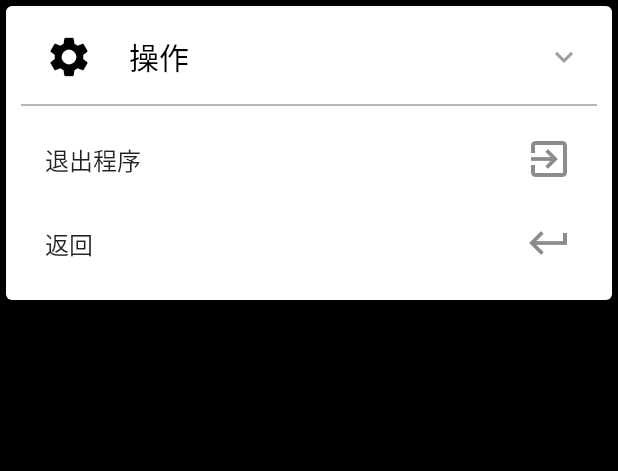
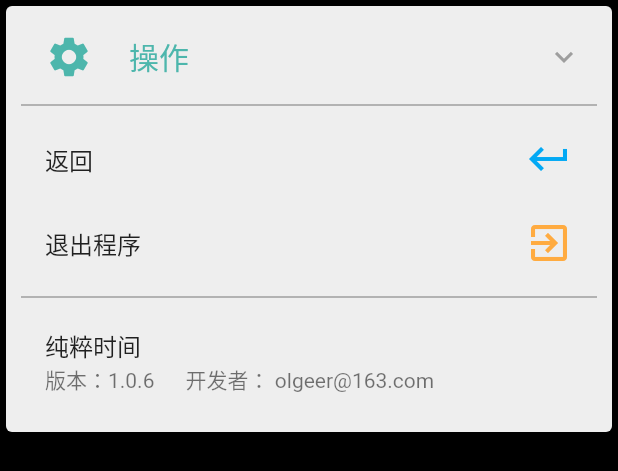
Before and after one commit to olgeer/justclock, a Flutter app: the SettingComponent widget shown alone on an empty page, opened directly, on a phone screen of 412 x 824 dp. Shown: the top 471 px of the screen. Run offline on Flutter 3.47's test engine with Material 2 defaults, Android fonts, the light colour scheme and no system bars; our stand-ins replace basic_utils, fluttertoast, shared_preferences, vibration, wakelock; missing offline and left inert: auto_orientation, colours, flutter_archive, hash, install_apk_plugin, log_4_dart_2 and 1 more; accounts and stored records are empty; statements that could not run were skipped.

Commit message:
2021.03.29 增加了版本检测及自动升级功能； 优化了设置界面；

```diff
--- a/lib/config/constants.dart
+++ b/lib/config/constants.dart
@@ -1,6 +1,6 @@
 
 ///App版本
-final String AppVersion = "1.0.4";
+final String AppVersion = "1.0.6";
 ///AppId
 final String AppId = "com.sword.justclock";
 
--- a/lib/config/init.dart
+++ b/lib/config/init.dart
@@ -1,5 +1,4 @@
-import 'dart:io';
-import 'package:flutter/material.dart';
+
 import 'package:justclock/pkg/lamp.dart';
 import 'package:justclock/pkg/utils.dart';
 import 'package:justclock/config/application.dart';
--- a/lib/widget/clockSetting.dart
+++ b/lib/widget/clockSetting.dart
@@ -21,7 +21,8 @@ class SettingComponentState extends State<SettingComponent> {
   var skinList;
   Map<String, String> skinMap;
   String skinPkgUrl;
-  TextStyle settingChapterStyle = TextStyle(fontSize: 20, color: Colors.black);
+  final Color themeColor=Colors.teal.shade300;
+  final TextStyle settingChapterStyle = TextStyle(fontSize: 20, color: Colors.teal.shade300);
 
   @override
   void initState() {
@@ -66,11 +67,11 @@ class SettingComponentState extends State<SettingComponent> {
           //extract the archive file
           final zipFile = File(skinFile);
           final destinationDir = Directory(skinDir);
-          print(zipFile.path);
-          print(destinationDir.path);
+
           try {
             await ZipFile.extractToDirectory(
                 zipFile: zipFile, destinationDir: destinationDir);
+            zipFile.deleteSync();
           } catch (e) {
             print(e);
           }
@@ -90,50 +91,9 @@ class SettingComponentState extends State<SettingComponent> {
       color: Colors.black,
       alignment: Alignment.center,
       child: ListView(children: [
-        // Card(
-        //   child: Container(
-        //     margin: EdgeInsets.all(10),
-        //     child: SmartFolder(
-        //       // onExpansionChanged: (e) {
-        //       //   unfocusAll();
-        //       // },
-        //       initiallyExpanded: true,
-        //       tileColor: Colors.grey,
-        //       child: Container(
-        //         alignment: Alignment.centerLeft,
-        //         child: ListTile(
-        //           leading: Icon(
-        //             Icons.settings,
-        //             color: Colors.black,
-        //             size: 32,
-        //           ),
-        //           dense: true,
-        //           title: Text(
-        //             "样式",
-        //             style: settingChapterStyle,
-        //           ),
-        //         ),
-        //       ),
-        //       children: [
-        //         Divider(
-        //           color: Colors.grey,
-        //           thickness: 1.0,
-        //         ),
-        //         ImageCardList(
-        //           height: 100,
-        //           width: 100,
-        //           map: {
-        //             "数字时钟": "assets/clock/sample.png",
-        //             "表盘时钟": "assets/clock/watch.jpg",
-        //           },
-        //           displayNameTag: true,
-        //         )
-        //       ],
-        //     ),
-        //   ),
-        // ),
         skinMap != null
             ? Card(
+                color: Colors.grey.shade200,
                 child: Container(
                   margin: EdgeInsets.all(10),
                   child: SmartFolder(
@@ -144,7 +104,7 @@ class SettingComponentState extends State<SettingComponent> {
                       child: ListTile(
                         leading: Icon(
                           Icons.palette,
-                          color: Colors.black,
+                          color: themeColor,
                           size: 32,
                         ),
                         dense: true,
@@ -162,6 +122,7 @@ class SettingComponentState extends State<SettingComponent> {
                       ImageCardList(
                         height: 100,
                         width: 100,
+                        titleColor: themeColor,
                         map: skinMap,
                         displayNameTag: true,
                         onTap: changeSkin,
@@ -172,6 +133,7 @@ class SettingComponentState extends State<SettingComponent> {
               )
             : Container(),
         Card(
+          color: Colors.grey.shade200,
           child: Container(
             margin: EdgeInsets.all(10),
             child: SmartFolder(
@@ -182,7 +144,7 @@ class SettingComponentState extends State<SettingComponent> {
                 child: ListTile(
                   leading: Icon(
                     Icons.settings,
-                    color: Colors.black,
+                    color: themeColor,
                     size: 32,
                   ),
                   dense: true,
@@ -198,20 +160,30 @@ class SettingComponentState extends State<SettingComponent> {
                   thickness: 1.0,
                 ),
                 ListTile(
+                    title: Text("返回"),
+                    trailing: Icon(
+                      Icons.keyboard_return,
+                      color: Colors.lightBlue,
+                      size: 32,
+                    ),
+                    onTap: () => Navigator.pop(context)),
+                ListTile(
                   title: Text("退出程序"),
                   trailing: Icon(
                     Icons.exit_to_app,
+                    color: Colors.orangeAccent.shade200,
                     size: 32,
                   ),
                   onTap: () => SystemNavigator.pop(),
                 ),
+                Divider(
+                  color: Colors.grey,
+                  thickness: 1.0,
+                ),
                 ListTile(
-                    title: Text("返回"),
-                    trailing: Icon(
-                      Icons.keyboard_return,
-                      size: 32,
-                    ),
-                    onTap: () => Navigator.pop(context))
+                  title: Text("纯粹时间"),
+                  subtitle: Text("版本：$AppVersion      开发者： olgeer@163.com"),
+                ),
               ],
             ),
           ),
--- a/pubspec.yaml
+++ b/pubspec.yaml
@@ -1,5 +1,5 @@
 name: justclock
-description: A new Flutter clock application.
+description: A clock application.
 
 # The following line prevents the package from being accidentally published to
 # pub.dev using `pub publish`. This is preferred for private packages.
@@ -15,7 +15,7 @@ publish_to: 'none' # Remove this line if you wish to publish to pub.dev
 # In iOS, build-name is used as CFBundleShortVersionString while build-number used as CFBundleVersion.
 # Read more about iOS versioning at
 # https://developer.apple.com/library/archive/documentation/General/Reference/InfoPlistKeyReference/Articles/CoreFoundationKeys.html
-version: 1.0.4
+version: 1.0.6
 
 environment:
   sdk: ">=2.7.0 <3.0.0"
```
Also changed, not shown: lib/clock_component.dart (+32 -56 lines), 1 other file.
